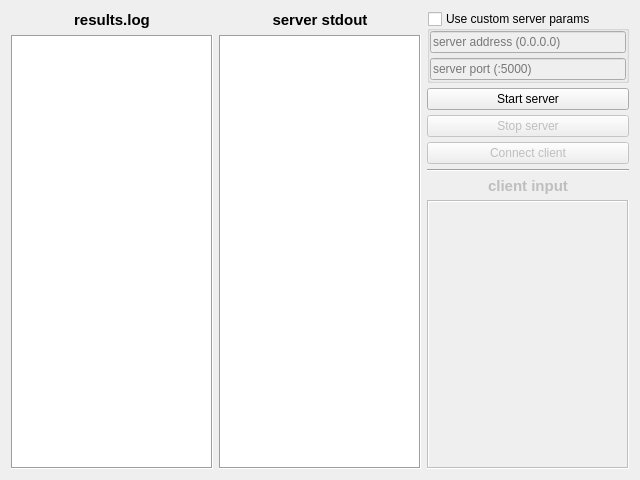
Qt form uic/uiClient.ui (hydroplexus/junior--tcp-server) before a commit.
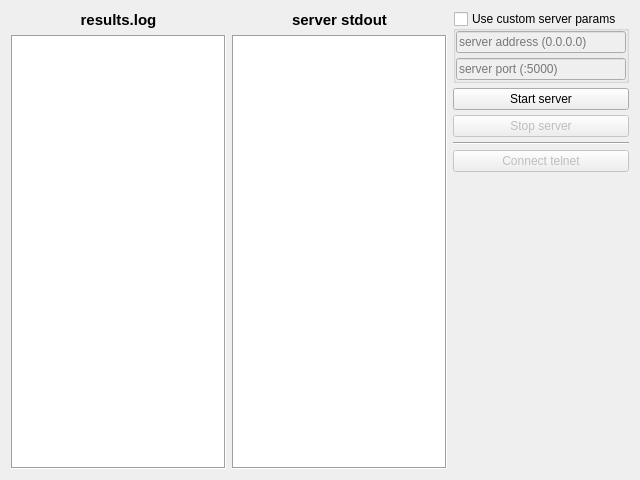
The same form after that commit.

The edit to the form file:
```diff
--- a/uic/uiClient.ui
+++ b/uic/uiClient.ui
@@ -103,6 +103,9 @@
          <property name="enabled">
           <bool>true</bool>
          </property>
+         <property name="styleSheet">
+          <string notr="true"/>
+         </property>
          <property name="title">
           <string>Use custom server params</string>
          </property>
@@ -183,19 +186,6 @@
          </property>
         </widget>
        </item>
-       <item>
-        <widget class="QPushButton" name="btnClientConnect">
-         <property name="enabled">
-          <bool>false</bool>
-         </property>
-         <property name="text">
-          <string>Connect client</string>
-         </property>
-         <property name="flat">
-          <bool>false</bool>
-         </property>
-        </widget>
-       </item>
        <item>
         <widget class="Line" name="line">
          <property name="orientation">
@@ -204,40 +194,30 @@
         </widget>
        </item>
        <item>
-        <widget class="QLabel" name="labelClient">
+        <widget class="QPushButton" name="btnConnectTelnet">
          <property name="enabled">
           <bool>false</bool>
          </property>
-         <property name="font">
-          <font>
-           <pointsize>11</pointsize>
-           <bold>true</bold>
-           <kerning>true</kerning>
-          </font>
-         </property>
-         <property name="autoFillBackground">
-          <bool>true</bool>
-         </property>
          <property name="text">
-          <string>client input</string>
+          <string>Connect telnet</string>
          </property>
-         <property name="scaledContents">
+         <property name="flat">
           <bool>false</bool>
          </property>
-         <property name="alignment">
-          <set>Qt::AlignCenter</set>
-         </property>
         </widget>
        </item>
        <item>
-        <widget class="QPlainTextEdit" name="teClient">
-         <property name="enabled">
-          <bool>false</bool>
+        <spacer name="verticalSpacer">
+         <property name="orientation">
+          <enum>Qt::Vertical</enum>
          </property>
-         <property name="frameShape">
-          <enum>QFrame::Box</enum>
+         <property name="sizeHint" stdset="0">
+          <size>
+           <width>20</width>
+           <height>40</height>
+          </size>
          </property>
-        </widget>
+        </spacer>
        </item>
       </layout>
      </item>
```
Left out of the diff: 4 changed lines with no effect on the pictures.
